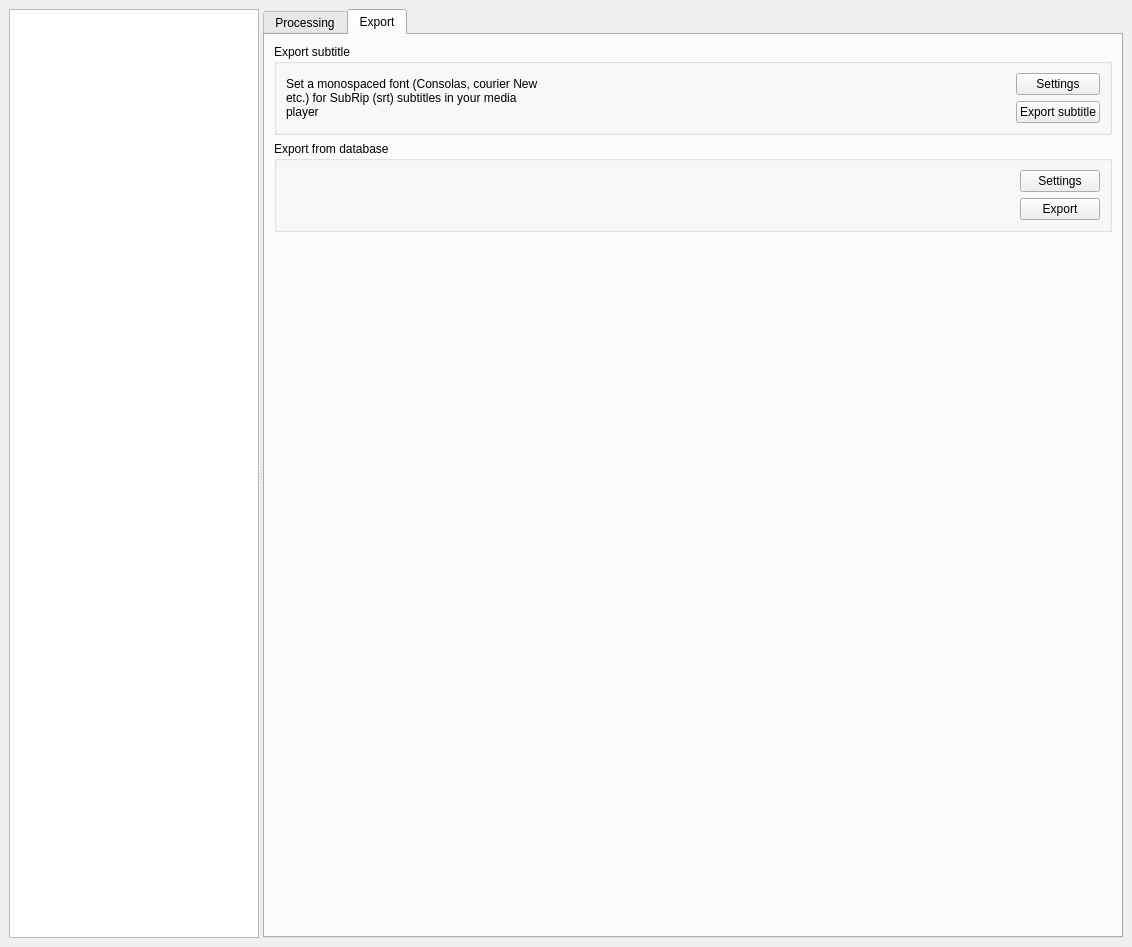
First picture: the form in GUI/MainWindow.ui, repository ErFaron/PyLinguaSubtitle, before the edit.
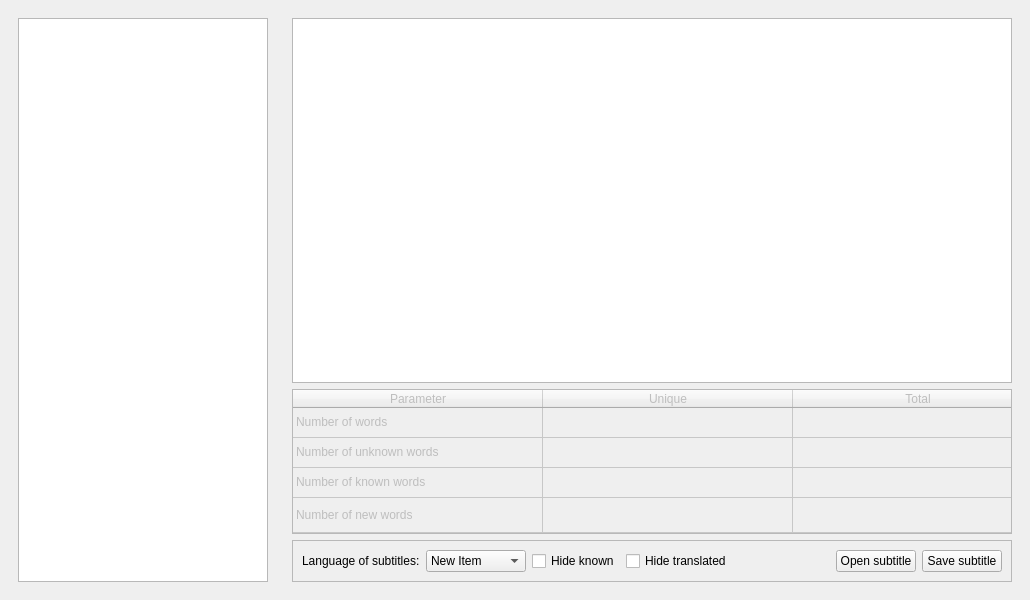
Second picture: the form after the edit. The open tabs and pages were chosen to show the change.

Commit message: Remove tabWidget

```diff
--- a/GUI/MainWindow.ui
+++ b/GUI/MainWindow.ui
@@ -9,8 +9,8 @@
    <rect>
     <x>0</x>
     <y>0</y>
-    <width>1132</width>
-    <height>947</height>
+    <width>1030</width>
+    <height>600</height>
    </rect>
   </property>
   <property name="sizePolicy">
@@ -37,13 +37,9 @@
    </property>
    <layout class="QHBoxLayout" name="horizontalLayout">
     <item>
-     <widget class="QSplitter" name="splitter">
-      <property name="enabled">
-       <bool>true</bool>
-      </property>
-      <property name="orientation">
-       <enum>Qt::Horizontal</enum>
-      </property>
+     <widget class="QWidget" name="left_part" native="true">
+      <layout class="QHBoxLayout" name="horizontalLayout_3">
+       <item>
       <widget class="QTextBrowser" name="textBrowser">
        <property name="sizePolicy">
         <sizepolicy hsizetype="Fixed" vsizetype="Expanding">
@@ -70,42 +66,13 @@
         </size>
        </property>
       </widget>
-      <widget class="QTabWidget" name="tabWidget">
-       <property name="sizePolicy">
-        <sizepolicy hsizetype="Expanding" vsizetype="Expanding">
-         <horstretch>0</horstretch>
-         <verstretch>0</verstretch>
-        </sizepolicy>
-       </property>
-       <property name="minimumSize">
-        <size>
-         <width>611</width>
-         <height>551</height>
-        </size>
-       </property>
-       <property name="currentIndex">
-        <number>0</number>
-       </property>
-       <widget class="QWidget" name="Processing">
-        <attribute name="title">
-         <string>Processing</string>
-        </attribute>
-        <layout class="QVBoxLayout" name="verticalLayout" stretch="0,0,0">
-         <property name="sizeConstraint">
-          <enum>QLayout::SetDefaultConstraint</enum>
-         </property>
-         <property name="leftMargin">
-          <number>0</number>
-         </property>
-         <property name="topMargin">
-          <number>0</number>
-         </property>
-         <property name="rightMargin">
-          <number>0</number>
-         </property>
-         <property name="bottomMargin">
-          <number>0</number>
-         </property>
+       </item>
+      </layout>
+     </widget>
+    </item>
+    <item>
+     <widget class="QWidget" name="right_part" native="true">
+      <layout class="QVBoxLayout" name="verticalLayout">
          <item>
           <widget class="QTableView" name="TranslationTable">
            <property name="enabled">
@@ -166,11 +133,20 @@
            <property name="horizontalScrollBarPolicy">
             <enum>Qt::ScrollBarAlwaysOff</enum>
            </property>
+         <property name="cornerButtonEnabled">
+          <bool>false</bool>
+         </property>
            <attribute name="horizontalHeaderVisible">
             <bool>true</bool>
            </attribute>
            <attribute name="horizontalHeaderDefaultSectionSize">
-            <number>300</number>
+          <number>250</number>
+         </attribute>
+         <attribute name="horizontalHeaderHighlightSections">
+          <bool>true</bool>
+         </attribute>
+         <attribute name="horizontalHeaderMinimumSectionSize">
+          <number>39</number>
            </attribute>
            <attribute name="horizontalHeaderStretchLastSection">
             <bool>true</bool>
@@ -330,146 +306,17 @@
               </property>
              </widget>
             </item>
-           </layout>
-          </widget>
-         </item>
-        </layout>
-       </widget>
-       <widget class="QWidget" name="Export">
-        <attribute name="title">
-         <string>Export</string>
-        </attribute>
-        <layout class="QVBoxLayout" name="verticalLayout_4">
          <item>
-          <widget class="QGroupBox" name="groupBox_2">
-           <property name="sizePolicy">
-            <sizepolicy hsizetype="Expanding" vsizetype="Preferred">
-             <horstretch>0</horstretch>
-             <verstretch>0</verstretch>
-            </sizepolicy>
-           </property>
-           <property name="font">
-            <font>
-             <weight>50</weight>
-             <bold>false</bold>
-            </font>
-           </property>
-           <property name="title">
-            <string>Export subtitle</string>
-           </property>
-           <layout class="QHBoxLayout" name="horizontalLayout_3">
-            <item>
-             <widget class="QLabel" name="label">
-              <property name="sizePolicy">
-               <sizepolicy hsizetype="Fixed" vsizetype="Fixed">
-                <horstretch>0</horstretch>
-                <verstretch>0</verstretch>
-               </sizepolicy>
-              </property>
-              <property name="minimumSize">
-               <size>
-                <width>260</width>
-                <height>32</height>
-               </size>
-              </property>
+           <widget class="QPushButton" name="save_subtitle_btn">
               <property name="text">
-               <string>Set a monospaced font (Consolas, courier New etc.) for SubRip (srt) subtitles in your media player</string>
-              </property>
-              <property name="wordWrap">
-               <bool>true</bool>
-              </property>
-             </widget>
-            </item>
-            <item>
-             <spacer name="horizontalSpacer_3">
-              <property name="orientation">
-               <enum>Qt::Horizontal</enum>
-              </property>
-              <property name="sizeHint" stdset="0">
-               <size>
-                <width>40</width>
-                <height>20</height>
-               </size>
-              </property>
-             </spacer>
-            </item>
-            <item>
-             <layout class="QVBoxLayout" name="verticalLayout_2">
-              <item>
-               <widget class="QPushButton" name="pushButton_2">
-                <property name="text">
-                 <string>Settings</string>
-                </property>
-               </widget>
-              </item>
-              <item>
-               <widget class="QPushButton" name="pushButton_3">
-                <property name="text">
-                 <string>Export subtitle</string>
-                </property>
-               </widget>
-              </item>
-             </layout>
-            </item>
-           </layout>
-          </widget>
-         </item>
-         <item>
-          <widget class="QGroupBox" name="groupBox">
-           <property name="title">
-            <string>Export from database</string>
-           </property>
-           <layout class="QHBoxLayout" name="horizontalLayout_4">
-            <item>
-             <spacer name="horizontalSpacer_2">
-              <property name="orientation">
-               <enum>Qt::Horizontal</enum>
-              </property>
-              <property name="sizeHint" stdset="0">
-               <size>
-                <width>481</width>
-                <height>20</height>
-               </size>
-              </property>
-             </spacer>
-            </item>
-            <item>
-             <layout class="QVBoxLayout" name="verticalLayout_3">
-              <item>
-               <widget class="QPushButton" name="pushButton_4">
-                <property name="text">
-                 <string>Settings</string>
-                </property>
-               </widget>
-              </item>
-              <item>
-               <widget class="QPushButton" name="pushButton_5">
-                <property name="text">
-                 <string>Export</string>
-                </property>
-               </widget>
-              </item>
-             </layout>
-            </item>
-           </layout>
-          </widget>
-         </item>
-         <item>
-          <spacer name="verticalSpacer_2">
-           <property name="orientation">
-            <enum>Qt::Vertical</enum>
-           </property>
-           <property name="sizeHint" stdset="0">
-            <size>
-             <width>20</width>
-             <height>349</height>
-            </size>
-           </property>
-          </spacer>
-         </item>
-        </layout>
-       </widget>
-      </widget>
+             <string>Save subtitle</string>
+            </property>
+           </widget>
+          </item>
+         </layout>
+        </widget>
+       </item>
+      </layout>
      </widget>
     </item>
    </layout>
```
Left out of the diff: 3 changed lines with no effect on the pictures. Lines whose indentation alone changed are shown as unchanged. The commit also changes 1 other file.
